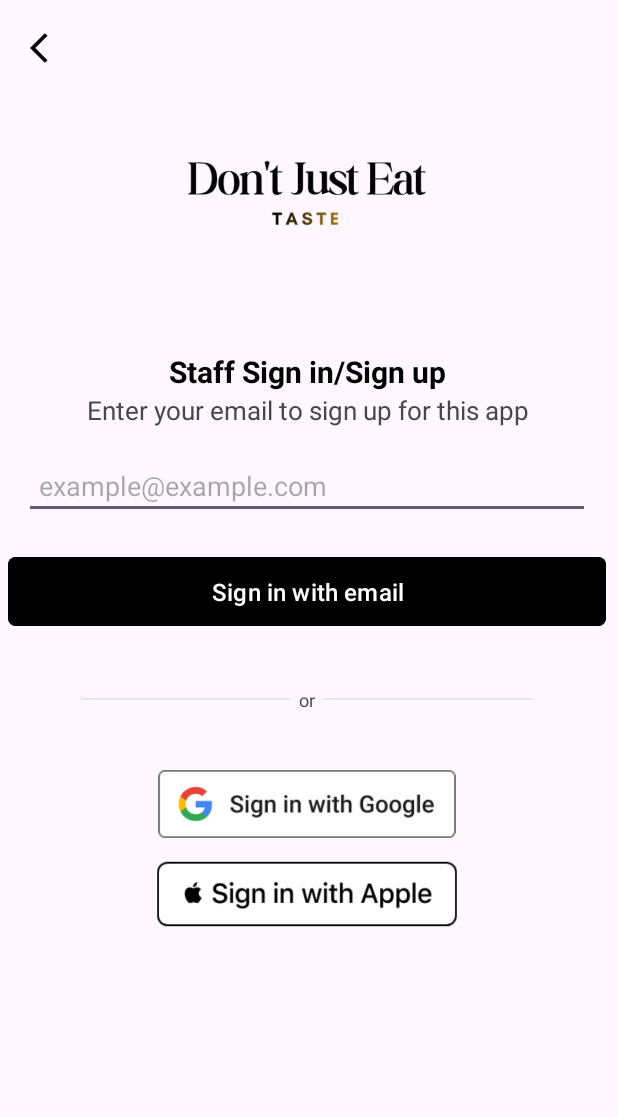
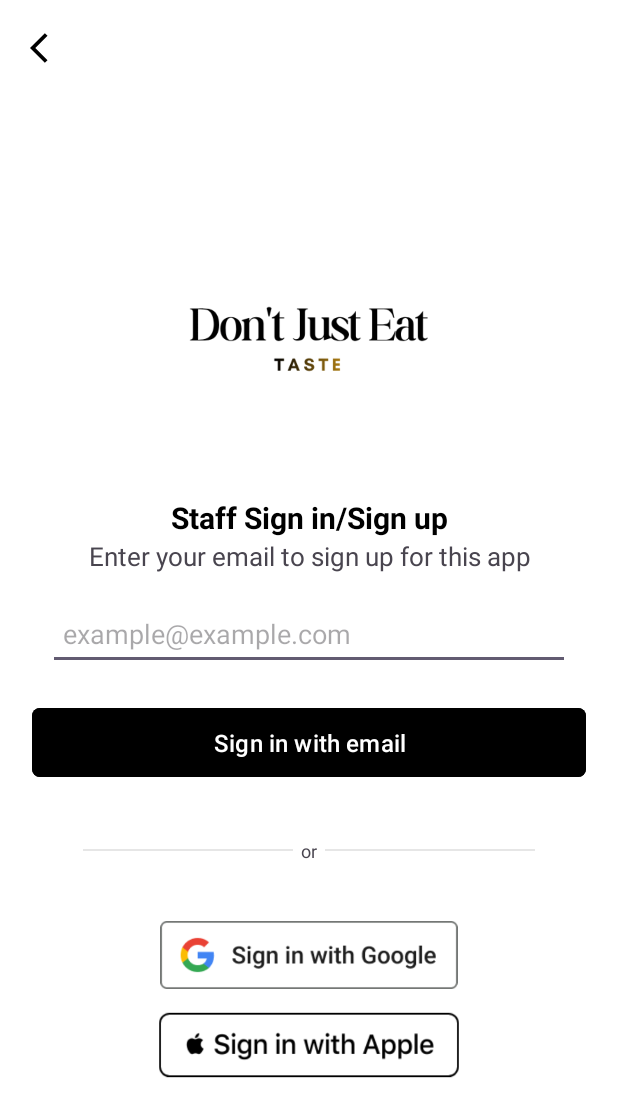
Before and after one commit to mzst-26/Don-tJustEat, an Android app: the screen it shows after launch (staff_login), after a tap on "I'm a staff member", on a phone screen of 412 x 824 dp. Shown: the top 1117 px of the screen. Run offline under Robolectric (Android 15) with nearby library versions, the phone set to English and light mode, and no system bars.

Commit message:
fixed errors

```diff
--- a/app/src/main/res/layout/staff_login.xml
+++ b/app/src/main/res/layout/staff_login.xml
@@ -4,7 +4,8 @@
     android:layout_width="match_parent"
     android:layout_height="match_parent"
     xmlns:tools="http://schemas.android.com/tools"
-    tools:context=".customer_login">
+    tools:context=".staff_login"
+    android:background="@color/white">
 
     <!-- Back Button !-->
     <ImageView
@@ -15,20 +16,30 @@
         app:srcCompat="@drawable/baseline_arrow_back_ios_24"
         android:clickable="true"
         android:focusable="true"
-        android:contentDescription="Back Button" />
+        android:contentDescription="Back Button"
+        android:background="?attr/selectableItemBackgroundBorderless"
+        app:layout_constraintStart_toStartOf="parent"
+        app:layout_constraintTop_toTopOf="parent"
+        />
 
     <LinearLayout
-        android:layout_width="409dp"
-        android:layout_height="729dp"
+        android:layout_width="0dp"
+        android:layout_height="wrap_content"
         android:orientation="vertical"
-        tools:layout_editor_absoluteX="1dp"
-        tools:layout_editor_absoluteY="1dp">
+        app:layout_constraintTop_toTopOf="parent"
+        app:layout_constraintBottom_toBottomOf="parent"
+        app:layout_constraintStart_toStartOf="parent"
+        app:layout_constraintEnd_toEndOf="parent"
+        android:padding="16dp"
+        >
 
         <ImageView
             android:id="@+id/imageView"
             android:layout_width="match_parent"
             android:layout_height="234dp"
-            app:srcCompat="@drawable/logo" />
+            app:srcCompat="@drawable/logo"
+            android:contentDescription="Logo"
+            />
 
         <TextView
             android:id="@+id/text.title"
@@ -53,6 +64,7 @@
             android:hint="example@example.com"
             android:padding="10dp"
             android:layout_margin="16dp"
+            android:minHeight="48dp"
             />
 
         <Button
@@ -62,8 +74,7 @@
             style="@style/AppButton.Primary"
             android:text="Sign in with email"
             android:layout_margin="5dp"
-            app:layout_constraintEnd_toEndOf="parent"
-            app:layout_constraintStart_toStartOf="parent" />
+             />
 
 
 
@@ -127,7 +138,7 @@
             android:layout_width="match_parent"
             android:layout_height="60dp"
             app:srcCompat="@drawable/apple_sign_in"
-            android:contentDescription="Google Sign-In"
+            android:contentDescription="Apple Sign-In"
             android:clickable="true"
             android:focusable="true"
             android:padding="8dp"
```
Also changed, not shown: app/src/main/res/layout/booking_confirmation.xml (+3 -8 lines), app/src/main/res/layout/customer_booking.xml (+5 -79 lines), app/src/main/res/layout/customer_location_detail.xml (+5 -4 lines), app/src/main/res/layout/customer_login.xml (+18 -9 lines).
